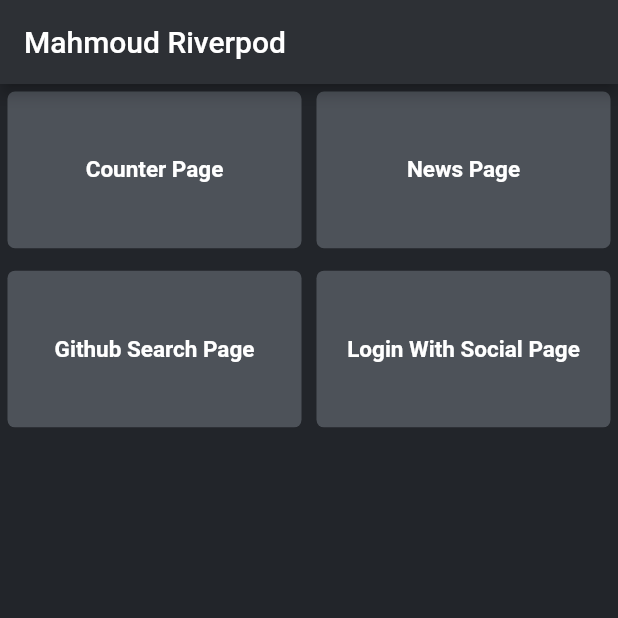
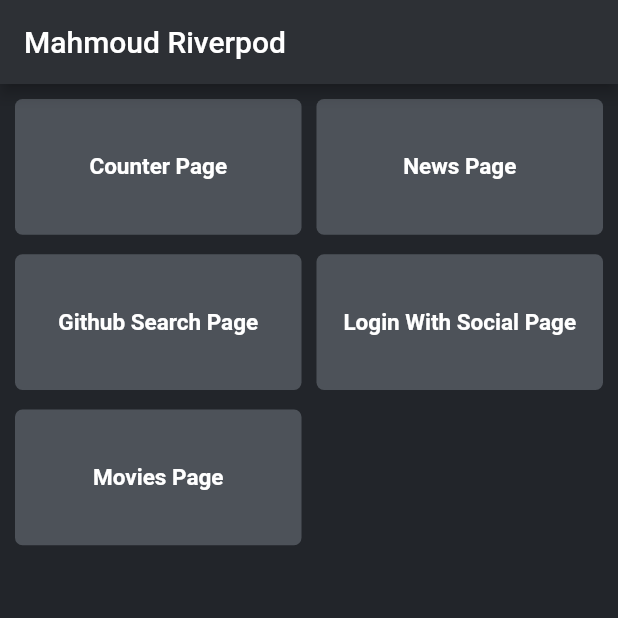
Before and after one commit to mahmoudalaa97/Riverpod_Example, a Flutter app: the screen it shows after launch, on a phone screen of 412 x 824 dp, the top half of it. Run offline on Flutter 3.47's test engine with Material 2 defaults, Android fonts, the phone set to English and light mode, and no system bars; our stand-ins replace cached_network_image, dio, firebase_auth, firebase_core, flutter_riverpod, font_awesome_flutter and 2 more; missing offline and left inert: flutter_facebook_auth; accounts and stored records are empty.

Commit message:
[ Add ] Movies Button in Main page

```diff
--- a/lib/home_page.dart
+++ b/lib/home_page.dart
@@ -1,4 +1,5 @@
 import 'package:flutter/material.dart';
+import 'package:state_managment/View/Movies/movies_page.dart';
 import 'package:state_managment/View/github_search_page.dart';
 import 'package:state_managment/Widgets/custom_button.dart';
 
@@ -16,10 +17,11 @@ class MyHomePage extends StatelessWidget {
         title: Text("Mahmoud Riverpod"),
       ),
       body: GridView(
+        padding: EdgeInsets.all(5),
         gridDelegate: SliverGridDelegateWithFixedCrossAxisCount(
           crossAxisCount: 2,
-          childAspectRatio: 1.8,
-          mainAxisSpacing: 5,
+          childAspectRatio: 2,
+          mainAxisSpacing: 3,
         ),
         shrinkWrap: true,
         children: <Widget>[
@@ -62,7 +64,18 @@ class MyHomePage extends StatelessWidget {
                     builder: (context) => LoginWithSocialPage(),
                   ));
             },
-          )
+          ),
+          Buttons(
+            title: "Movies Page",
+            onTap: () {
+              Navigator.push(
+                  context,
+                  MaterialPageRoute(
+                    builder: (context) => MoviesPage(),
+                  ));
+            },
+          ),
+
         ],
       ),
     );
```
